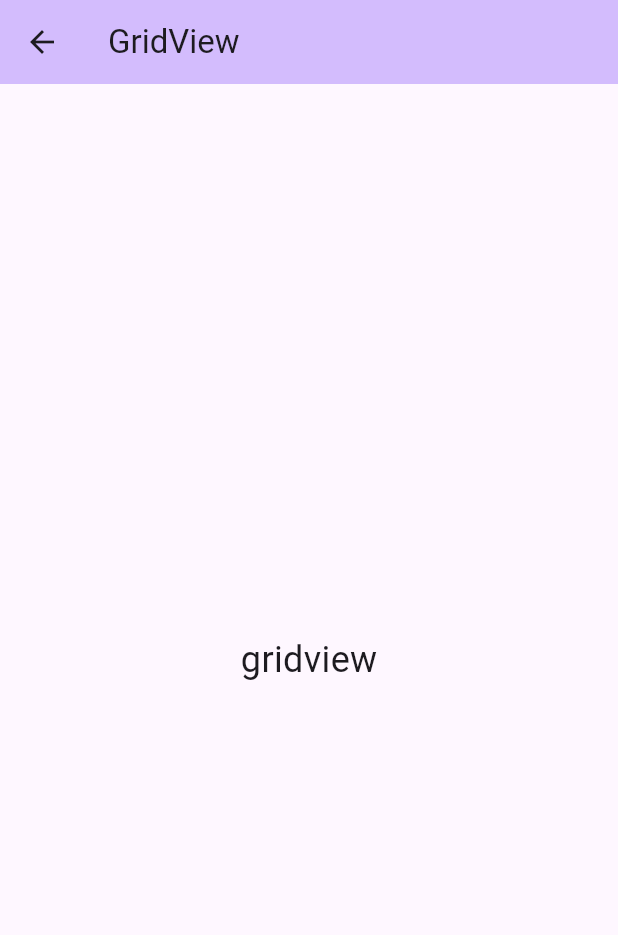
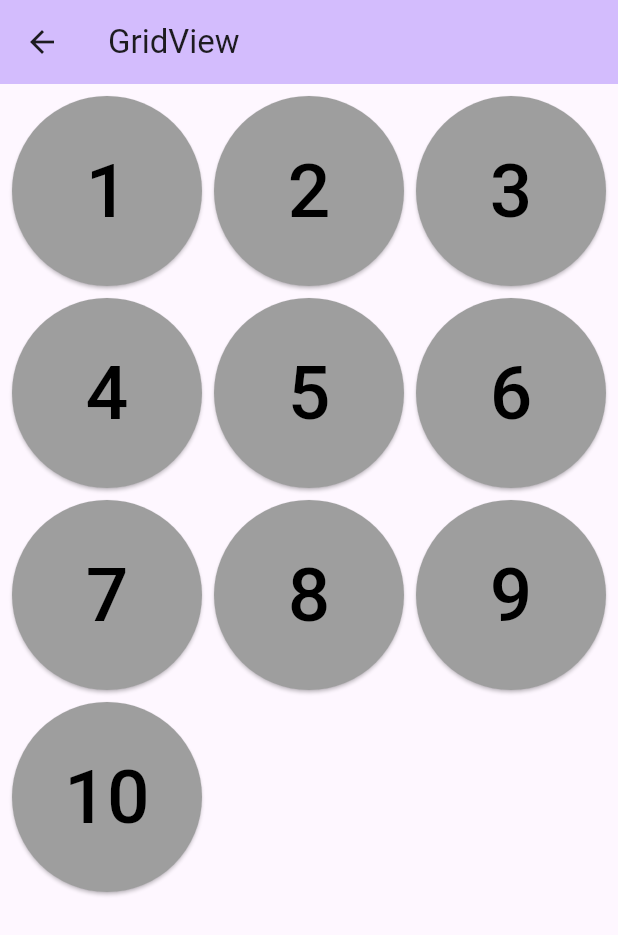
Before and after one commit to Garima-Shrestha/flutter_for_college, a Flutter app: the GridViewScreen screen opened directly, on a phone screen of 412 x 824 dp. Shown: the top 935 px of the screen. Run offline on Flutter 3.47's test engine with Material 3 defaults, Android fonts, the phone set to English and light mode, and no system bars.

Commit message:
Grid View Code

```diff
--- a/lib/screens/gridview_screen.dart
+++ b/lib/screens/gridview_screen.dart
@@ -10,9 +10,53 @@ class GridViewScreen extends StatelessWidget {
         title: const Text('GridView'),
         backgroundColor: Theme.of(context).colorScheme.inversePrimary,
       ),
-      body: const Center(
-        child: Text('gridview', style: TextStyle(fontSize: 24)),
-      ),
+      body: GridView.count(
+        padding: const EdgeInsets.all(8),
+        crossAxisSpacing: 8,  // horizontal spacing
+        mainAxisSpacing: 8,  // vertical spacing
+        // crossAxisCount: 2,  // 2 columns
+        // children: [
+        //   Container(
+        //     alignment: Alignment.center,  // value lai container ko center ma lyauna
+        //     color: Colors.yellow,
+        //     child: const Text(
+        //       '1',
+        //       style: TextStyle(fontSize: 50, color: Colors.black),
+        //     ),
+        //   ),
+        //   Container(
+        //     alignment: Alignment.center,
+        //     color: Colors.amber,
+        //     child: const Text(
+        //       '2',
+        //       style: TextStyle(fontSize: 50, color: Colors.black),
+        //     ),
+        //   ),
+        // ],
+
+        // crossAxisCount: 3,  // 3 columns [3 by 3 matrix]
+        // children: [
+        //   ElevatedButton(onPressed: (){}, style: ElevatedButton.styleFrom(backgroundColor: Colors.amber), child: Text('1', style: TextStyle(fontSize: 25))),
+        //   ElevatedButton(onPressed: (){}, child: Text('2', style: TextStyle(fontSize: 25))),
+        //   ElevatedButton(onPressed: (){}, child: Text('3', style: TextStyle(fontSize: 25))),
+        // ],
+
+        crossAxisCount: 3,  // 3 columns [3 by 3 matrix]
+        children: [
+          for (int i = 1; i<=10; i++) ...{
+            SizedBox(
+              child: ElevatedButton(
+                  onPressed: (){},
+                  child: Text('$i', style: const TextStyle(fontSize: 50)),
+                  style: ElevatedButton.styleFrom(
+                    backgroundColor: Colors.grey,
+                    foregroundColor: Colors.black,
+                  ),
+              ),
+            )
+          }
+        ],
+      )
     );
   }
 }
```
